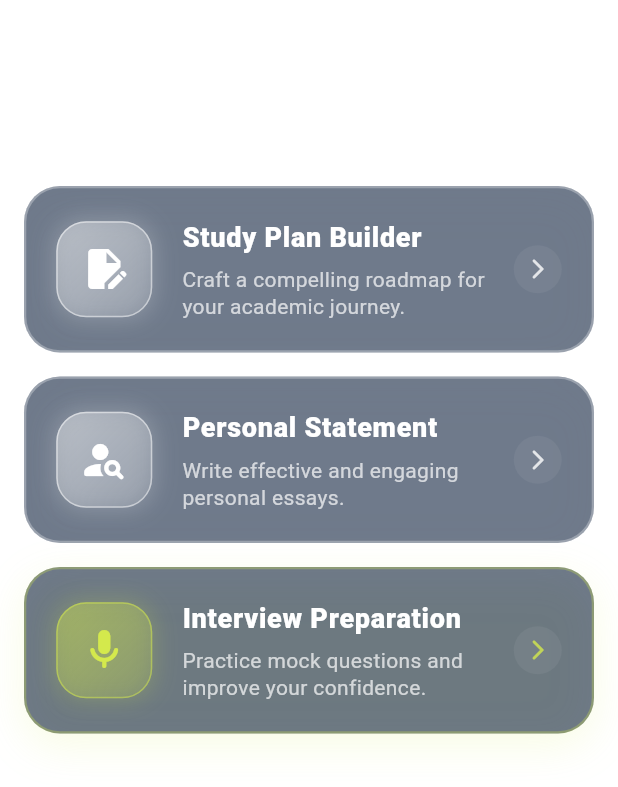
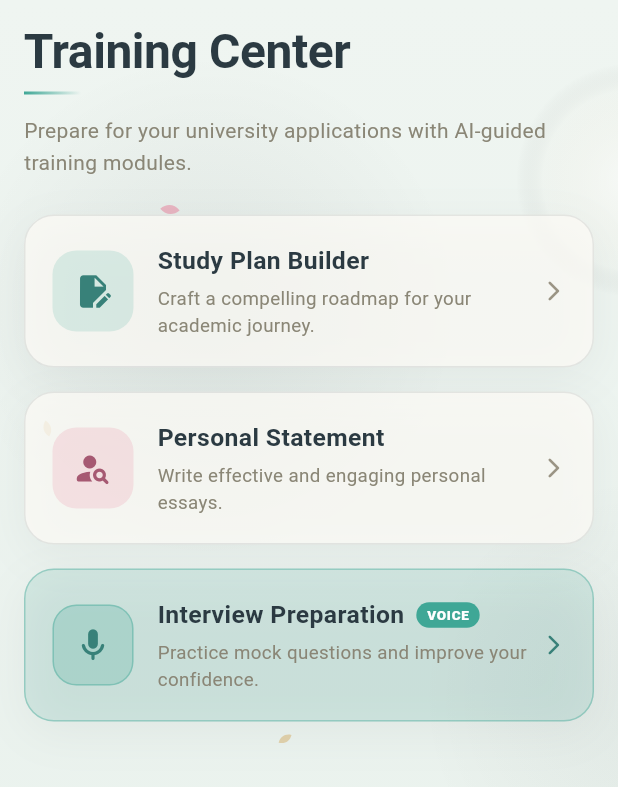
Before and after one commit to asrbekshokirovich-bot/hanguk_app, a Flutter app: the TrainingTab screen opened directly, on a phone screen of 412 x 824 dp. Shown: the top 787 px of the screen. Run offline on Flutter 3.47's test engine with Material 3 defaults, Android fonts, the phone set to English and light mode, and no system bars; our stand-ins replace audioplayers, device_info_plus, dio, file_picker, flutter_riverpod, go_router and 7 more; missing offline and left inert: daily_flutter, dart:html, dart:js, dart:js_interop, dart:ui_web, in_app_update and 1 more; accounts and stored records are empty.

Commit message:
feat(ui): reskin Training, Map & AI chat to ink/hanji theme
- Ambient ink backdrop on Training & Map tabs
- Training: paper module cards, jade/plum accents, VOICE pill on
  interview card (interview setup dialog left dark for now)
- Map: hanji header/search, ink seal-stamp filter chips, jade toggle,
  paper empty/error states + filter badge
- AI chat: hanji sheet, ink header, paper AI bubbles, jade user
  bubbles + send button, sumi-ink AI avatar with gold sparkle

Co-Authored-By: Claude Opus 4.8 <noreply@anthropic.com>
Claude-Session: https://claude.ai/code/session_01U6whCsKd7XiQYVKxuKy19R

```diff
--- a/lib/features/home/presentation/home_screen.dart
+++ b/lib/features/home/presentation/home_screen.dart
@@ -3,6 +3,7 @@ import 'package:flutter_riverpod/flutter_riverpod.dart';
 import 'package:go_router/go_router.dart';
 import '../../../../design_system/adaptive/ink_dock.dart';
 import '../../../../design_system/adaptive/hanguk_scaffold.dart';
+import '../../../../design_system/theme/hanguk_ink.dart';
 import '../../../../l10n/app_localizations.dart';
 import '../../applications/presentation/applications_tab.dart';
 import '../../map/presentation/map_tab.dart';
@@ -58,7 +59,7 @@ class _HomeScreenState extends ConsumerState<HomeScreen> {
       builder: (_) => Container(
         height: MediaQuery.of(context).size.height * 0.9,
         decoration: const BoxDecoration(
-          color: Color(0xFF071221),
+          color: HangukInk.hanji,
           borderRadius: BorderRadius.vertical(top: Radius.circular(24)),
         ),
         child: ClipRRect(
--- a/lib/features/training/presentation/training_tab.dart
+++ b/lib/features/training/presentation/training_tab.dart
@@ -1,6 +1,8 @@
 import 'package:flutter/material.dart';
 import 'package:flutter_riverpod/flutter_riverpod.dart';
+import '../../../../design_system/adaptive/ink_ambient_background.dart';
 import '../../../../design_system/theme/app_colors.dart';
+import '../../../../design_system/theme/hanguk_ink.dart';
 import '../../../../l10n/app_localizations.dart';
 import '../../applications/data/applications_repository.dart';
 import '../../home/presentation/home_tab_provider.dart';
@@ -19,25 +21,38 @@ class TrainingTab extends ConsumerWidget {
     final l = AppLocalizations.of(context)!;
     return Scaffold(
       backgroundColor: Colors.transparent,
-      body: SafeArea(
+      body: Stack(
+        children: [
+          const InkAmbientBackground(tabIndex: 3),
+          SafeArea(
         child: Padding(
           padding: const EdgeInsets.symmetric(horizontal: 16.0),
           child: Column(
             crossAxisAlignment: CrossAxisAlignment.start,
             children: [
-              const SizedBox(height: 12),
+              const SizedBox(height: 16),
               Text(
                 l.trainingTabTitle,
-                style: const TextStyle(
-                  color: Colors.white,
-                  fontSize: 28,
-                  fontWeight: FontWeight.bold,
+                style: HangukInk.display,
+              ),
+              const SizedBox(height: 10),
+              Container(
+                width: 38,
+                height: 2,
+                decoration: const BoxDecoration(
+                  gradient: LinearGradient(
+                    colors: [HangukInk.jade, Color(0x003FA796)],
                   ),
                 ),
-              const SizedBox(height: 8),
+              ),
+              const SizedBox(height: 14),
               Text(
                 l.trainingTabSubtitle,
-                style: const TextStyle(color: Colors.white70, fontSize: 14),
+                style: const TextStyle(
+                  color: HangukInk.ink2,
+                  fontSize: 14,
+                  height: 1.5,
+                ),
               ),
               const SizedBox(height: 24),
               Expanded(
@@ -49,7 +64,7 @@ class TrainingTab extends ConsumerWidget {
                       title: l.studyPlanCardTitle,
                       description: l.studyPlanCardDesc,
                       icon: Icons.edit_document,
-                      color: Colors.white,
+                      color: HangukInk.jade,
                       onTap: () => Navigator.push(
                         context,
                         MaterialPageRoute(
@@ -64,7 +79,7 @@ class TrainingTab extends ConsumerWidget {
                       title: l.personalStatementCardTitle,
                       description: l.personalStatementCardDesc,
                       icon: Icons.person_search_rounded,
-                      color: Colors.white,
+                      color: HangukInk.plum,
                       onTap: () => Navigator.push(
                         context,
                         MaterialPageRoute(
@@ -80,8 +95,8 @@ class TrainingTab extends ConsumerWidget {
                       title: l.interviewCardTitle,
                       description: l.interviewCardDesc,
                       icon: Icons.mic_rounded,
-                      color: AppColors.vibrantLime,
-                      isDarkIcon: true,
+                      color: HangukInk.jade,
+                      highlighted: true,
                       onTap: () => _showInterviewSetupDialog(context, ref),
                     ),
                     const SizedBox(height: 100), // padding for global FAB
@@ -92,6 +107,8 @@ class TrainingTab extends ConsumerWidget {
           ),
         ),
       ),
+        ],
+      ),
     );
   }
 
@@ -101,23 +118,28 @@ class TrainingTab extends ConsumerWidget {
     required String description,
     required IconData icon,
     required Color color,
-    bool isDarkIcon = false,
+    bool highlighted = false,
     VoidCallback? onTap,
   }) {
+    final Color accentDeep = Color.lerp(color, HangukInk.ink, 0.35)!;
     return GestureDetector(
       onTap: onTap,
       child: Container(
-        padding: const EdgeInsets.all(20),
+        padding: const EdgeInsets.all(18),
         decoration: BoxDecoration(
-          color: const Color(
-            0xFF0F213D,
-          ).withValues(alpha: 0.6), // deep glassmorphism
-          borderRadius: BorderRadius.circular(24),
-          border: Border.all(color: color.withValues(alpha: 0.3), width: 1.5),
+          color: highlighted
+              ? color.withValues(alpha: 0.14)
+              : HangukInk.paper.withValues(alpha: 0.72),
+          borderRadius: BorderRadius.circular(20),
+          border: Border.all(
+            color: highlighted
+                ? color.withValues(alpha: 0.40)
+                : HangukInk.ink.withValues(alpha: 0.10),
+          ),
           boxShadow: [
             BoxShadow(
-              color: color.withValues(alpha: 0.15),
-              blurRadius: 24,
+              color: HangukInk.ink.withValues(alpha: 0.06),
+              blurRadius: 26,
               offset: const Offset(0, 8),
             ),
           ],
@@ -125,66 +147,74 @@ class TrainingTab extends ConsumerWidget {
         child: Row(
           children: [
             Container(
-              height: 64,
-              width: 64,
+              height: 54,
+              width: 54,
               decoration: BoxDecoration(
-                gradient: LinearGradient(
-                  colors: [
-                    color.withValues(alpha: 0.4),
-                    color.withValues(alpha: 0.1),
-                  ],
-                  begin: Alignment.topLeft,
-                  end: Alignment.bottomRight,
+                color: color.withValues(alpha: highlighted ? 0.22 : 0.16),
+                borderRadius: BorderRadius.circular(16),
+                border: highlighted
+                    ? Border.all(color: color.withValues(alpha: 0.40))
+                    : null,
               ),
-                borderRadius: BorderRadius.circular(20),
-                border: Border.all(color: color.withValues(alpha: 0.5)),
-                boxShadow: [
-                  BoxShadow(
-                    color: color.withValues(alpha: 0.2),
-                    blurRadius: 12,
-                    spreadRadius: 2,
+              child: Icon(icon, color: accentDeep, size: 26),
             ),
-                ],
-              ),
-              child: Icon(icon, color: color, size: 32),
-            ),
-            const SizedBox(width: 20),
+            const SizedBox(width: 16),
             Expanded(
               child: Column(
                 crossAxisAlignment: CrossAxisAlignment.start,
                 children: [
-                  Text(
+                  Row(
+                    children: [
+                      Flexible(
+                        child: Text(
                           title,
                           style: const TextStyle(
+                            color: HangukInk.ink,
+                            fontSize: 16.5,
+                            fontWeight: FontWeight.w700,
+                          ),
+                        ),
+                      ),
+                      if (highlighted) ...[
+                        const SizedBox(width: 8),
+                        Container(
+                          padding: const EdgeInsets.symmetric(
+                            horizontal: 7,
+                            vertical: 2,
+                          ),
+                          decoration: BoxDecoration(
+                            color: HangukInk.jade,
+                            borderRadius: BorderRadius.circular(999),
+                          ),
+                          child: const Text(
+                            'VOICE',
+                            style: TextStyle(
                               color: Colors.white,
-                      fontSize: 18,
+                              fontSize: 9,
                               fontWeight: FontWeight.w800,
                               letterSpacing: 0.5,
                             ),
                           ),
-                  const SizedBox(height: 6),
+                        ),
+                      ],
+                    ],
+                  ),
+                  const SizedBox(height: 4),
                   Text(
                     description,
-                    style: TextStyle(
-                      color: Colors.white.withValues(alpha: 0.7),
-                      fontSize: 14,
-                      height: 1.3,
+                    style: const TextStyle(
+                      color: HangukInk.ink2,
+                      fontSize: 12.5,
+                      height: 1.45,
                     ),
                   ),
                 ],
               ),
             ),
-            Container(
-              padding: const EdgeInsets.all(8),
-              decoration: BoxDecoration(
-                color: Colors.white.withValues(alpha: 0.05),
-                shape: BoxShape.circle,
-              ),
-              child: Icon(
+            Icon(
               Icons.arrow_forward_ios_rounded,
-                color: color.withValues(alpha: 0.8),
+              color: highlighted ? accentDeep : HangukInk.ink3,
               size: 16,
-              ),
             ),
           ],
         ),
```
Also changed, not shown: lib/features/chat/presentation/chat_tab.dart (+16 -9 lines), lib/features/chat/presentation/widgets/chat_message_bubble.dart (+20 -12 lines), lib/features/map/presentation/map_tab.dart (+52 -42 lines). Lines whose indentation alone changed are shown as unchanged.
